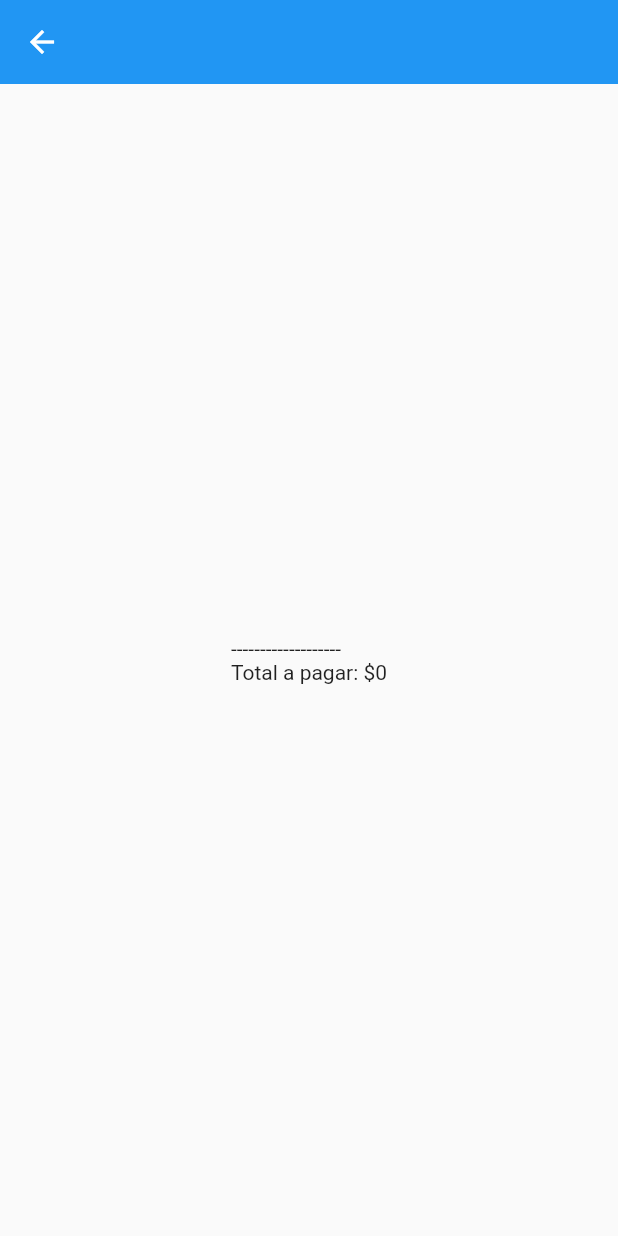
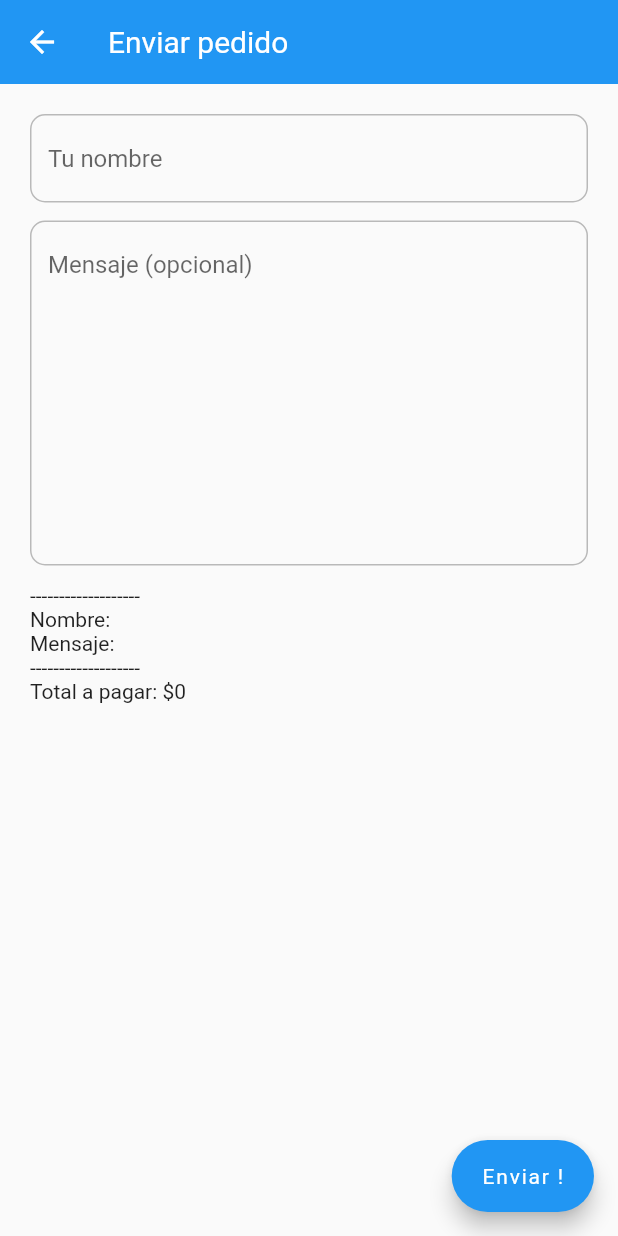
Before and after one commit to andresdecba/lua_whatsapp_shop, a Flutter app: the CheckOutScreen screen opened by its route, on a phone screen of 412 x 824 dp. Run offline on Flutter 3.47's test engine with Material 2 defaults, Android fonts, the phone set to English and light mode, and no system bars; our stand-ins replace carousel_slider, firebase_core, firebase_database, firebase_storage, image_picker; missing offline and left inert: whatsapp_unilink; accounts and stored records are empty; network calls fail.

Commit message:
Implementamos la funcionalidad para enviar el pedido a Whatsaap

```diff
--- a/lib/providers/get_products_provider.dart
+++ b/lib/providers/get_products_provider.dart
@@ -1,8 +1,7 @@
 import 'dart:async';
-
 import 'package:firebase_database/firebase_database.dart';
+import 'package:flutter/foundation.dart';
 import 'package:flutter/material.dart';
-
 import 'package:wappshop_2/models/product_model.dart';
 
 class GetProductsProvider extends ChangeNotifier {
@@ -15,6 +14,15 @@ class GetProductsProvider extends ChangeNotifier {
   List<ProductModel> productsFromDB = [];
   ProductModel? singleProduct;
   bool isLoading = true;
+  String usrName = '';
+  String? usrMessage = '';
+
+  // forms keys validator
+  GlobalKey<FormState> formKey = GlobalKey<FormState>();
+  validateForm() {
+    formKey.currentState?.validate() ?? false;
+    formKey.currentState?.save();
+  }
 
   // database reference
   final _database = FirebaseDatabase.instance.reference();
@@ -48,7 +56,7 @@ class GetProductsProvider extends ChangeNotifier {
       notifyListeners();
     });
 
-      print(':::::::::: $productsFromDB');
+    print(':::::::::: $productsFromDB');
     //this.isLoading = false;
 
     return productsFromDB;
@@ -117,7 +125,13 @@ class GetProductsProvider extends ChangeNotifier {
   }
 
   // hacer el resumen del texto para mandar por whatsaap
+
+
+
   String enviarTextoWhatsapp() {
+
+    print('desde fucnion $usrName');
+    String userData = '-------------------\nNombre: $usrName\nMensaje: $usrMessage\n';
     String resumenTxt = '';
     String totalpagar = '-------------------\nTotal a pagar: \$${totalAPagar().toString()}';
 
@@ -126,7 +140,7 @@ class GetProductsProvider extends ChangeNotifier {
         resumenTxt += '-------------------\nProducto: ${item.title}\nCantidad: ${item.cartOrder}\nPrecio: \$${item.price} / Total: \$${item.price * item.cartOrder}\n';
       }
     }
-    return resumenTxt += totalpagar;
+    return userData += resumenTxt += totalpagar;
   }
 
   // cerrar streams
--- a/lib/screens/admin_screens/all_products.dart
+++ b/lib/screens/admin_screens/all_products.dart
@@ -79,9 +79,10 @@ class _AllProductsState extends State<AllProducts> {
   }
 
   Future<bool> _promptUser() async {
+
     return await showCupertinoDialog<bool>(
           context: context,
-          builder: (context) => CupertinoAlertDialog(
+          builder: (context) => AlertDialog(
             content: Text("¿Borrar producto?"),
             actions: <Widget>[
               CupertinoDialogAction(
--- a/lib/screens/user_screens/checkout_screen.dart
+++ b/lib/screens/user_screens/checkout_screen.dart
@@ -1,25 +1,121 @@
+import 'package:flutter/cupertino.dart';
 import 'package:flutter/material.dart';
 import 'package:provider/provider.dart';
+import 'package:wappshop_2/styles/spacers.dart';
+import 'package:wappshop_2/styles/styles.dart';
+import 'package:whatsapp_unilink/whatsapp_unilink.dart';
+import 'package:url_launcher/url_launcher.dart';
 import 'package:wappshop_2/providers/get_products_provider.dart';
 
-class CheckOutScreen extends StatelessWidget {
+class CheckOutScreen extends StatefulWidget {
   const CheckOutScreen({Key? key}) : super(key: key);
+  @override
+  State<CheckOutScreen> createState() => _CheckOutScreenState();
+}
 
+class _CheckOutScreenState extends State<CheckOutScreen> {
   @override
   Widget build(BuildContext context) {
-
-    final _dataProvider = Provider.of<GetProductsProvider>(context);
+    final _provider = Provider.of<GetProductsProvider>(context);
 
     return SafeArea(
         child: Scaffold(
+      floatingActionButton: FloatingActionButton.extended(
+        onPressed: () {
+          if (_provider.formKey.currentState!.validate()) {
+            // mostrar dialogo
+            _promptUser(context);
 
+            Future.delayed(const Duration(seconds: 1), () {
+              // lanzar whatsapp
+              launchWhatsApp(_provider.enviarTextoWhatsapp());
+              // limpiar info de compra y navegar al home
+              Future.delayed(const Duration(seconds: 1), () {
+                for (var item in _provider.productsFromDB) {
+                  if (item.onCart == true) {
+                    item.onCart = false;
+                    item.cartOrder = 0;
+                  }
+                }
+                _provider.usrName = '';
+                _provider.usrMessage = '';
+                Navigator.pushNamedAndRemoveUntil(context, '/', (route) => false);
+              });
+            });
+          }
+        },
+        label: Text('Enviar !'),
+      ),
       appBar: AppBar(
+        title: Text('Enviar pedido'),
         elevation: 0,
       ),
-
-      body: Center(
-        child: Text(_dataProvider.enviarTextoWhatsapp()),
+      body: SingleChildScrollView(
+        padding: kPaddingMedium,
+        child: Column(
+          mainAxisAlignment: MainAxisAlignment.start,
+          crossAxisAlignment: CrossAxisAlignment.start,
+          children: [
+            Form(
+                key: _provider.formKey,
+                autovalidateMode: AutovalidateMode.onUserInteraction,
+                child: Column(
+                  children: [
+                    TextFormField(
+                      initialValue: _provider.usrName,
+                      keyboardType: TextInputType.text,
+                      textCapitalization: TextCapitalization.sentences,
+                      textInputAction: TextInputAction.next,
+                      decoration: kInputDecoration(titulo: 'Tu nombre'),
+                      onChanged: (value) => _provider.usrName = value,
+                      validator: (value) => (value!.isEmpty) ? 'ingrese un titulo' : null,
+                    ),
+                    SizedBox(height: 12),
+                    TextFormField(
+                      initialValue: _provider.usrMessage,
+                      keyboardType: TextInputType.text,
+                      textCapitalization: TextCapitalization.sentences,
+                      textInputAction: TextInputAction.next,
+                      maxLines: 10,
+                      decoration: kInputDecoration(titulo: 'Mensaje (opcional)'),
+                      onChanged: (value) => _provider.usrMessage = value,
+                    ),
+                  ],
+                )),
+            SizedBox(height: 12),
+            Text(
+              _provider.enviarTextoWhatsapp(),
+              textAlign: TextAlign.left,
+            ),
+          ],
+        ),
       ),
     ));
   }
+
+  launchWhatsApp(String text) async {
+    final link = WhatsAppUnilink(
+      phoneNumber: '+0543516639258',
+      text: text,
+    );
+    await launch('$link');
+  }
+
+  Future _promptUser(context) async {
+    return await showCupertinoDialog<bool>(
+      context: context,
+      builder: (context) => AlertDialog(
+        insetPadding: kPaddingBig,
+        title: Column(
+          children: const [
+            CircularProgressIndicator(),
+            SizedBox(
+              height: 12,
+            ),
+            Text('Gracias por su compra :)'),
+          ],
+        ),
+      ),
+    );
+  }
 }
--- a/lib/todo.txt
+++ b/lib/todo.txt
@@ -17,7 +17,7 @@ ADMIN SCREEN
 
 CLIENTE SCREEN
 
-1- Hacer pantalla y funcionalidad para enviar al whatssApp
+***1- Hacer pantalla y funcionalidad para enviar al whatssApp
 
 2- Hacer pantalla de info y datos de contacto
 
--- a/pubspec.yaml
+++ b/pubspec.yaml
@@ -36,6 +36,8 @@ dependencies:
     sdk: flutter
   image_picker: ^0.8.4
   provider: ^6.0.0
+  url_launcher: ^6.0.11
+  whatsapp_unilink: ^2.0.0
 
 dev_dependencies:
   flutter_lints: ^1.0.0
```
Also changed, not shown: lib/providers/admin_products_provider.dart (+12 -15 lines), lib/screens/admin_screens/create_edit_product.dart (+36 -7 lines), pubspec.lock.
